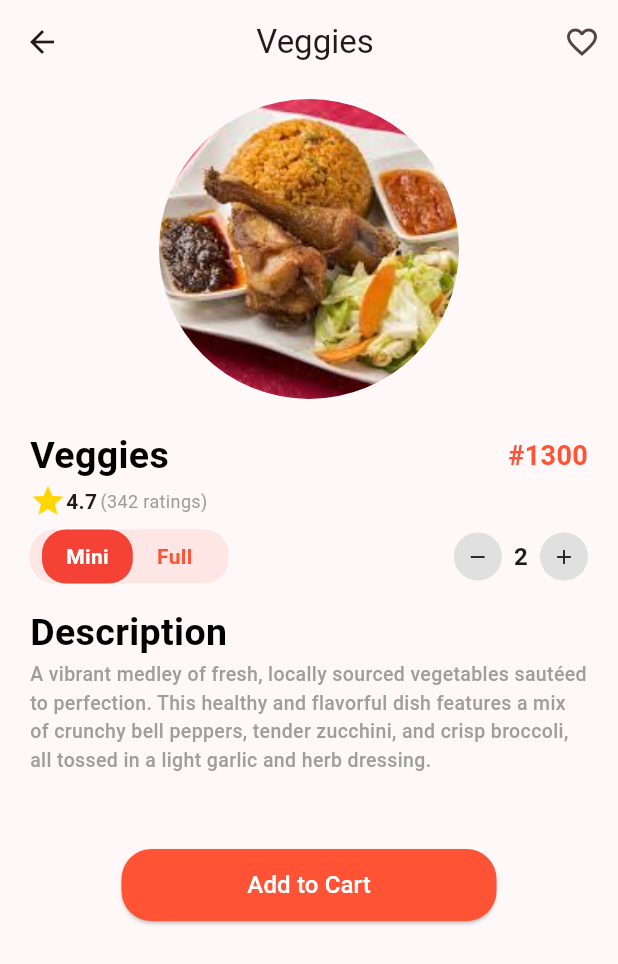
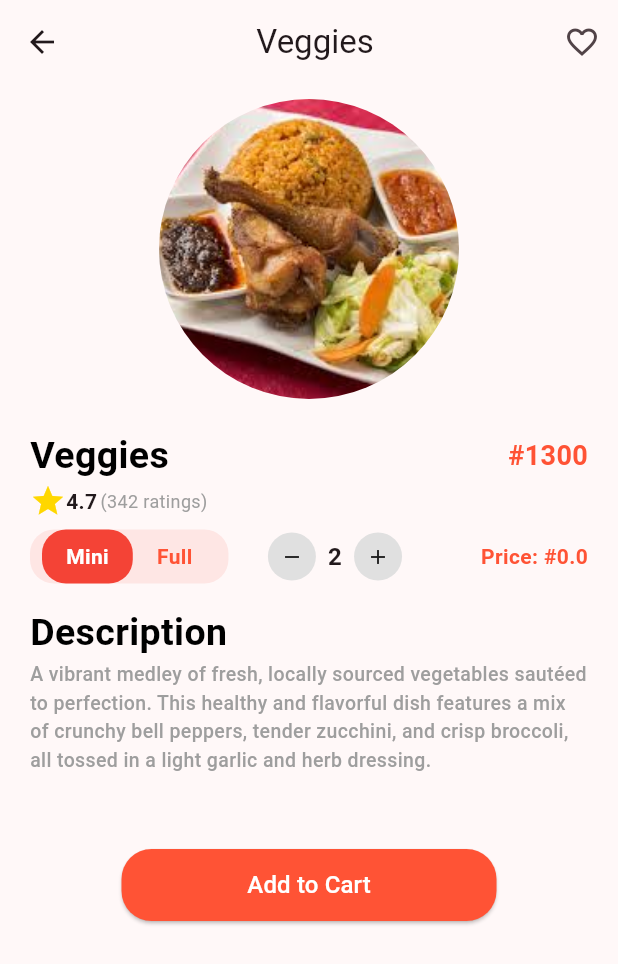
Before and after one commit to Holumeeday/fooddeliveryapp, a Flutter app: the HomeScreen screen opened directly, after a tap on "Veggies", on a phone screen of 412 x 824 dp. Shown: the top 964 px of the screen. Run offline on Flutter 3.47's test engine with Material 3 defaults, Android fonts, the light colour scheme and no system bars; our stand-ins replace cloud_firestore, firebase_auth, firebase_core, firebase_storage, flutter_riverpod, fpdart and 1 more; accounts and stored records are empty.

Commit message:
Cart function was added

```diff
--- a/lib/features/auth/screen/home_screen/food_details_screen.dart
+++ b/lib/features/auth/screen/home_screen/food_details_screen.dart
@@ -1,3 +1,4 @@
+import 'package:asap/providers/cart_notifier.dart';
 import 'package:asap/providers/favorite_notifier.dart';
 import 'package:asap/utils/constant.dart';
 import 'package:asap/utils/widget/rounded_button.dart';
@@ -11,7 +12,8 @@ class FoodDetailsScreen extends ConsumerWidget {
   const FoodDetailsScreen({super.key, required this.food});
 
   @override
-  Widget build(BuildContext context, WidgetRef ref ) {
+  Widget build(BuildContext context, WidgetRef ref) {
+    final cartNotifier = ref.read(cartProvider.notifier);
     final favorites = ref.watch(favoritesProvider);
     final isFavorite = ref.read(favoritesProvider.notifier).isFavorite(food);
 
@@ -37,7 +39,8 @@ class FoodDetailsScreen extends ConsumerWidget {
                 } else {
                   notifier.addToFavorites(food);
                 }
-              }, icon:  Icon(
+              },
+              icon: Icon(
                 isFavorite ? Icons.favorite : Icons.favorite_border,
                 color: isFavorite ? Colors.red : null,
               ))
@@ -46,6 +49,7 @@ class FoodDetailsScreen extends ConsumerWidget {
       body: Padding(
         padding: const EdgeInsets.symmetric(horizontal: 20, vertical: 10),
         child: Column(
+
           children: [
             Center(
               child: ClipRRect(
@@ -71,7 +75,7 @@ class FoodDetailsScreen extends ConsumerWidget {
                       style: bigText2,
                     ),
                     Text(
-                      '#${food['price']}',
+                      '#${food['price'] ?? 0.0}',
                       style: detailsPrice,
                     ),
                   ],
@@ -97,24 +101,45 @@ class FoodDetailsScreen extends ConsumerWidget {
             const SizedBox(
               height: 7,
             ),
-             Column(
+            Column(
               crossAxisAlignment: CrossAxisAlignment.start,
               children: [
-
-                FoodOptions(),
+                FoodOptions(
+                                  miniPrice: food['miniPrice'] ?? 0.0,
+                                  fullPrice: food['foodPrice'] ?? 0.0,
+                                  onOptionSelected: (String option, int quantity) {
+                cartNotifier.addToCart(
+                    food: food, quantity: quantity, selectedOption: option);
+                                  },
+                                ),
                 const SizedBox(
                   height: 15,
                 ),
-                const Text('Description', style: bigText2,),
                 const Text(
-                    'A vibrant medley of fresh, locally sourced vegetables sautéed to perfection. This healthy and flavorful dish features a mix of crunchy bell peppers, tender zucchini, and crisp broccoli, all tossed in a light garlic and herb dressing.', style: mediumText2,)
+                  'Description',
+                  style: bigText2,
+                ),
+                const Text(
+                  'A vibrant medley of fresh, locally sourced vegetables sautéed to perfection. This healthy and flavorful dish features a mix of crunchy bell peppers, tender zucchini, and crisp broccoli, all tossed in a light garlic and herb dressing.',
+                  style: mediumText2,
+                )
               ],
             ),
-
-            const SizedBox(height: 50,),
-
-
-            RoundedButton(text: ("Add to Cart"), onpress: (){})
+            const SizedBox(
+              height: 50,
+            ),
+            RoundedButton(text: ("Add to Cart"), onpress: () {
+               cartNotifier.addToCart(
+                    food: food,
+                    quantity: 2,
+                    selectedOption: 'Mini',
+                  );
+                  ScaffoldMessenger.of(context).showSnackBar(
+                    const SnackBar(
+                      content: Text('Added to cart successfully!'),
+                    ),
+                  );
+            })
           ],
         ),
       ),
--- a/lib/features/auth/screen/home_screen/home_screen.dart
+++ b/lib/features/auth/screen/home_screen/home_screen.dart
@@ -1,3 +1,4 @@
+import 'package:asap/features/auth/screen/cart/cart_screen.dart';
 import 'package:asap/features/auth/screen/home_screen/widgets/drink_list.dart';
 import 'package:asap/features/auth/screen/home_screen/widgets/food_list.dart';
 import 'package:asap/utils/constant.dart';
@@ -24,19 +25,24 @@ class _HomeScreenState extends State<HomeScreen>
   @override
   Widget build(BuildContext context) {
     return Scaffold(
-
         backgroundColor: Colors.white70,
         appBar: AppBar(
           leading: const Padding(
             padding: EdgeInsets.symmetric(horizontal: 20),
             child: Icon(Icons.menu),
           ),
-          actions: const [
+          actions: [
             Padding(
-              padding: EdgeInsets.symmetric(horizontal: 20),
-              child: Icon(
+              padding: const EdgeInsets.symmetric(horizontal: 20),
+              child: IconButton(
+                onPressed: () {
+                  Navigator.push(context,
+                      MaterialPageRoute(builder: (context) => const CartScreen()));
+                },
+                icon: const Icon(
                   Icons.shopping_cart,
                   color: Colors.grey,
+                ),
               ),
             )
           ],
@@ -92,7 +98,7 @@ class _HomeScreenState extends State<HomeScreen>
                   child: TabBarView(
                     controller: _tabController,
                     children: [
-                    const  FoodList(
+                      const FoodList(
                         foods: [
                           {
                             'name': 'Veggies',
@@ -154,7 +160,6 @@ class _HomeScreenState extends State<HomeScreen>
                             'image': 'assets/drink5.jpg'
                           },
                         ],
-
                       ), // Drinks
                       _SnackList(), // Snacks
                       _SauceList(), // Sauces
@@ -249,8 +254,6 @@ class _HomeScreenState extends State<HomeScreen>
 
 // }
 
-
-
 Widget _SnackList() {
   return ListView(
     children: const [Card()],
--- a/lib/features/auth/screen/home_screen/widgets/food_option.dart
+++ b/lib/features/auth/screen/home_screen/widgets/food_option.dart
@@ -2,16 +2,33 @@ import 'package:asap/utils/constant.dart';
 import 'package:flutter/material.dart';
 
 class FoodOptions extends StatefulWidget {
+  final double miniPrice;
+  final double fullPrice;
+  final Function(String selectedOption, int quantity) onOptionSelected;
+
+  const FoodOptions({
+    super.key,
+    required this.miniPrice,
+    required this.fullPrice,
+    required this.onOptionSelected,
+  });
+
   @override
   _FoodOptionsState createState() => _FoodOptionsState();
 }
 
 class _FoodOptionsState extends State<FoodOptions> {
-  String selectedOption = 'Mini'; // Default option
-  int quantity = 2; // Default quantity
+  String selectedOption = 'Mini';
+  int quantity = 2;
+
+  void _updateParent() {
+    widget.onOptionSelected(selectedOption, quantity);
+  }
 
   @override
   Widget build(BuildContext context) {
+    double price =
+        selectedOption == 'Mini' ? widget.miniPrice : widget.fullPrice;
     return Row(
       mainAxisAlignment: MainAxisAlignment.spaceBetween,
       children: [
@@ -20,8 +37,7 @@ class _FoodOptionsState extends State<FoodOptions> {
           padding: const EdgeInsets.symmetric(horizontal: 8),
           decoration: BoxDecoration(
             borderRadius: BorderRadius.circular(16),
-            color: Colors.red
-                .withOpacity(0.1), // Background color for the button group
+            color: Colors.red.withOpacity(0.1),
           ),
           child: Row(
             children: [
@@ -30,6 +46,7 @@ class _FoodOptionsState extends State<FoodOptions> {
                   setState(() {
                     selectedOption = 'Mini';
                   });
+                  _updateParent();
                 },
                 child: Container(
                   padding:
@@ -43,8 +60,9 @@ class _FoodOptionsState extends State<FoodOptions> {
                   child: Text(
                     'Mini',
                     style: TextStyle(
-                      color:
-                          selectedOption == 'Mini' ? Colors.white : primaryColor,
+                      color: selectedOption == 'Mini'
+                          ? Colors.white
+                          : primaryColor,
                       fontWeight: FontWeight.bold,
                     ),
                   ),
@@ -55,6 +73,7 @@ class _FoodOptionsState extends State<FoodOptions> {
                   setState(() {
                     selectedOption = 'Full';
                   });
+                  _updateParent();
                 },
                 child: Container(
                   padding:
@@ -68,8 +87,9 @@ class _FoodOptionsState extends State<FoodOptions> {
                   child: Text(
                     'Full',
                     style: TextStyle(
-                      color:
-                          selectedOption == 'Full' ? Colors.white : primaryColor,
+                      color: selectedOption == 'Full'
+                          ? Colors.white
+                          : primaryColor,
                       fontWeight: FontWeight.bold,
                     ),
                   ),
@@ -88,6 +108,7 @@ class _FoodOptionsState extends State<FoodOptions> {
                 setState(() {
                   if (quantity > 0) quantity--;
                 });
+                _updateParent();
               },
               child: Container(
                 padding: const EdgeInsets.all(8),
@@ -119,6 +140,7 @@ class _FoodOptionsState extends State<FoodOptions> {
                 setState(() {
                   quantity++;
                 });
+                _updateParent();
               },
               child: Container(
                 padding: const EdgeInsets.all(8),
@@ -134,6 +156,14 @@ class _FoodOptionsState extends State<FoodOptions> {
             ),
           ],
         ),
+        const SizedBox(height: 10),
+        Text(
+          'Price: #${price * quantity}',
+          style: TextStyle(
+            fontWeight: FontWeight.bold,
+            color: primaryColor,
+          ),
+        ),
       ],
     );
   }
```
Also changed, not shown: lib/features/auth/screen/cart/cart_screen.dart (added, +78 -0 lines), lib/providers/cart_notifier.dart (added, +36 -0 lines). Lines whose indentation alone changed are shown as unchanged.
